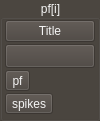
First picture: the form in src/pyphoplacecellanalysis/GUI/Qt/PlacefieldVisualSelectionWidgetBase.ui, repository CommanderPho/pyPhoPlaceCellAnalysis, before the edit.
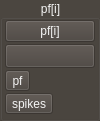
Second picture: the form after the edit. Custom widgets are drawn as their Qt base class.

Commit message: preliminary Qt-based placefield display widget

Patch:
```diff
--- a/src/pyphoplacecellanalysis/GUI/Qt/PlacefieldVisualSelectionWidgetBase.ui
+++ b/src/pyphoplacecellanalysis/GUI/Qt/PlacefieldVisualSelectionWidgetBase.ui
@@ -73,7 +73,7 @@
       <item>
        <widget class="QPushButton" name="pushButton">
         <property name="text">
-         <string>Title</string>
+         <string>pf[i]</string>
         </property>
        </widget>
       </item>
```
Left out of the diff: 2 changed lines with no effect on the pictures. The commit also changes 3 other files.
